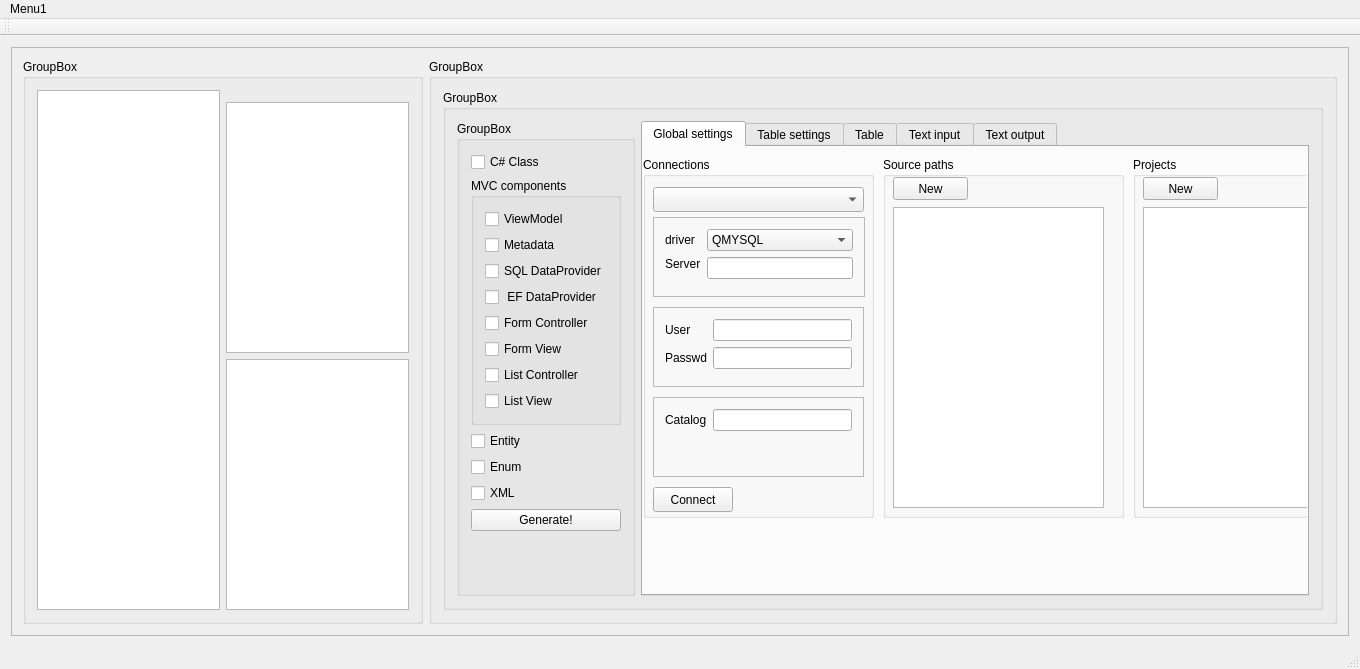
Before: the Qt Designer form retek2.ui in horvathzoltan/retek2, drawn with Qt 5.
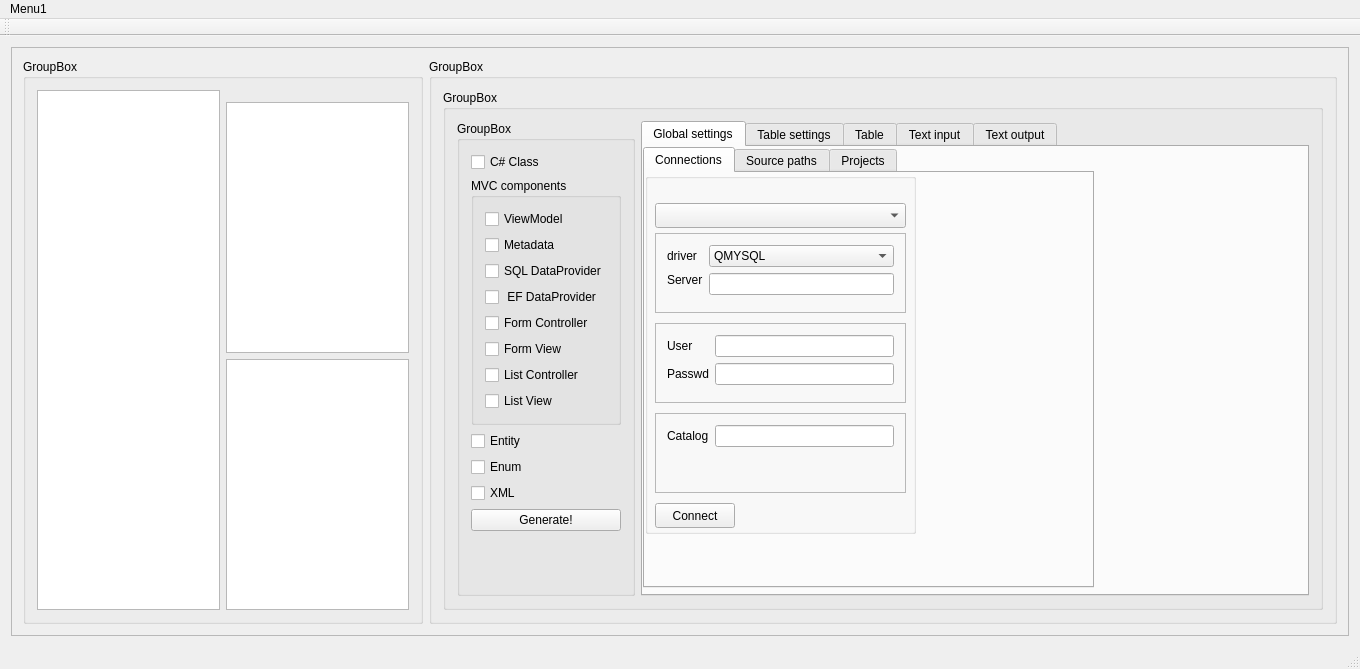
After: the same form once the commit is applied. The open tabs and pages were chosen to show the change. Icons and pictures are not drawn.

Patch:
```diff
--- a/retek2.ui
+++ b/retek2.ui
@@ -36,7 +36,7 @@
          <x>0</x>
          <y>0</y>
          <width>1340</width>
-         <height>596</height>
+         <height>589</height>
         </rect>
        </property>
        <layout class="QGridLayout" name="gridLayout_2">
@@ -315,24 +315,40 @@
                  <attribute name="title">
                   <string>Global settings</string>
                  </attribute>
-                 <widget class="QGroupBox" name="groupBox_3">
+                 <widget class="QTabWidget" name="tabWidget_2">
                   <property name="geometry">
                    <rect>
                     <x>0</x>
-                    <y>10</y>
-                    <width>231</width>
-                    <height>361</height>
+                    <y>0</y>
+                    <width>451</width>
+                    <height>441</height>
                    </rect>
                   </property>
-                  <property name="title">
+                  <property name="currentIndex">
+                   <number>2</number>
+                  </property>
+                  <widget class="QWidget" name="tab_6">
+                   <attribute name="title">
                    <string>Connections</string>
+                   </attribute>
+                   <widget class="QGroupBox" name="groupBox_3">
+                    <property name="geometry">
+                     <rect>
+                      <x>0</x>
+                      <y>0</y>
+                      <width>271</width>
+                      <height>361</height>
+                     </rect>
+                    </property>
+                    <property name="title">
+                     <string/>
                   </property>
                   <widget class="QComboBox" name="comboBox_connections">
                    <property name="geometry">
                     <rect>
                      <x>10</x>
                      <y>30</y>
-                     <width>211</width>
+                       <width>251</width>
                      <height>25</height>
                     </rect>
                    </property>
@@ -342,7 +358,7 @@
                     <rect>
                      <x>10</x>
                      <y>60</y>
-                     <width>212</width>
+                       <width>251</width>
                      <height>80</height>
                     </rect>
                    </property>
@@ -416,7 +432,7 @@
                     <rect>
                      <x>10</x>
                      <y>150</y>
-                     <width>211</width>
+                       <width>251</width>
                      <height>80</height>
                     </rect>
                    </property>
@@ -474,7 +490,7 @@
                     <rect>
                      <x>10</x>
                      <y>240</y>
-                     <width>211</width>
+                       <width>251</width>
                      <height>80</height>
                     </rect>
                    </property>
@@ -530,24 +546,29 @@
                    </property>
                   </widget>
                  </widget>
-                 <widget class="QGroupBox" name="groupBox_9">
-                  <property name="geometry">
-                   <rect>
-                    <x>240</x>
-                    <y>10</y>
-                    <width>241</width>
-                    <height>361</height>
-                   </rect>
-                  </property>
-                  <property name="title">
+                  </widget>
+                  <widget class="QWidget" name="tab_7">
+                   <attribute name="title">
                    <string>Source paths</string>
+                   </attribute>
+                   <widget class="QGroupBox" name="groupBox_9">
+                    <property name="geometry">
+                     <rect>
+                      <x>0</x>
+                      <y>0</y>
+                      <width>271</width>
+                      <height>361</height>
+                     </rect>
+                    </property>
+                    <property name="title">
+                     <string/>
                   </property>
                   <widget class="QListWidget" name="listWidget">
                    <property name="geometry">
                     <rect>
                      <x>10</x>
                      <y>50</y>
-                     <width>211</width>
+                       <width>251</width>
                      <height>301</height>
                     </rect>
                    </property>
@@ -566,24 +587,29 @@
                    </property>
                   </widget>
                  </widget>
-                 <widget class="QGroupBox" name="groupBox_10">
-                  <property name="geometry">
-                   <rect>
-                    <x>490</x>
-                    <y>10</y>
-                    <width>211</width>
-                    <height>361</height>
-                   </rect>
-                  </property>
-                  <property name="title">
+                  </widget>
+                  <widget class="QWidget" name="tab_8">
+                   <attribute name="title">
                    <string>Projects</string>
+                   </attribute>
+                   <widget class="QGroupBox" name="groupBox_10">
+                    <property name="geometry">
+                     <rect>
+                      <x>0</x>
+                      <y>0</y>
+                      <width>271</width>
+                      <height>391</height>
+                     </rect>
+                    </property>
+                    <property name="title">
+                     <string/>
                   </property>
                   <widget class="QListView" name="listView">
                    <property name="geometry">
                     <rect>
                      <x>10</x>
                      <y>50</y>
-                     <width>191</width>
+                       <width>251</width>
                      <height>301</height>
                     </rect>
                    </property>
@@ -603,6 +629,8 @@
                   </widget>
                  </widget>
                 </widget>
+                 </widget>
+                </widget>
                 <widget class="QWidget" name="tab_5">
                  <attribute name="title">
                   <string>Table settings</string>
```
Left out of the diff: 4 changed lines with no effect on the pictures. Lines whose indentation alone changed are shown as unchanged.
